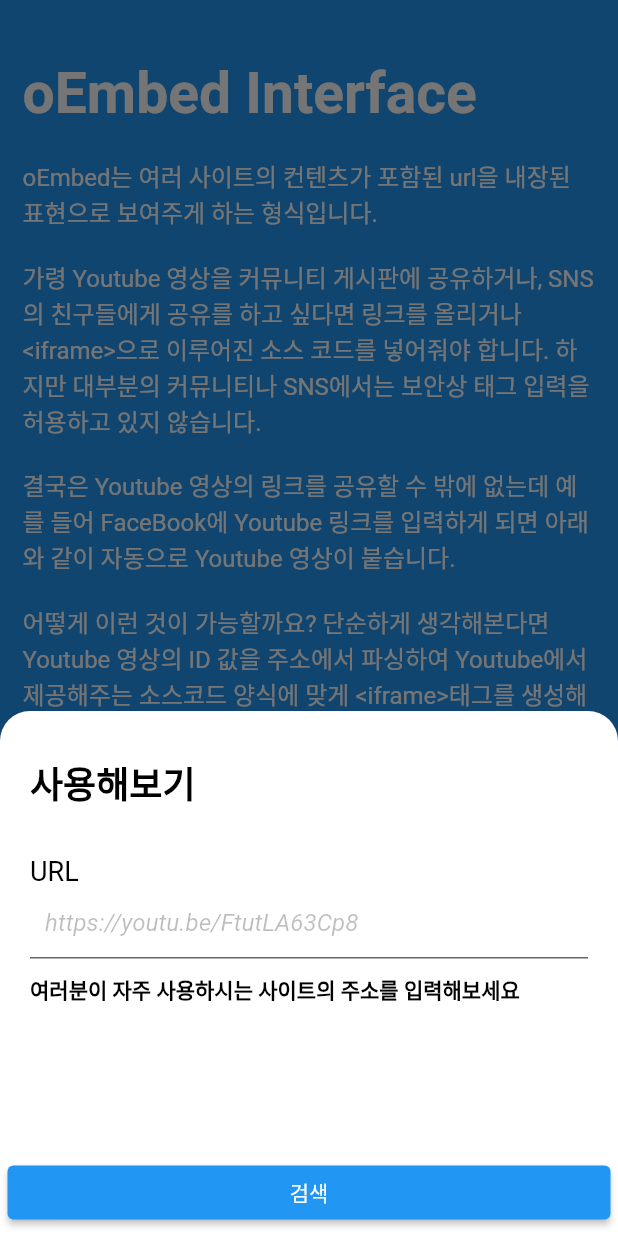
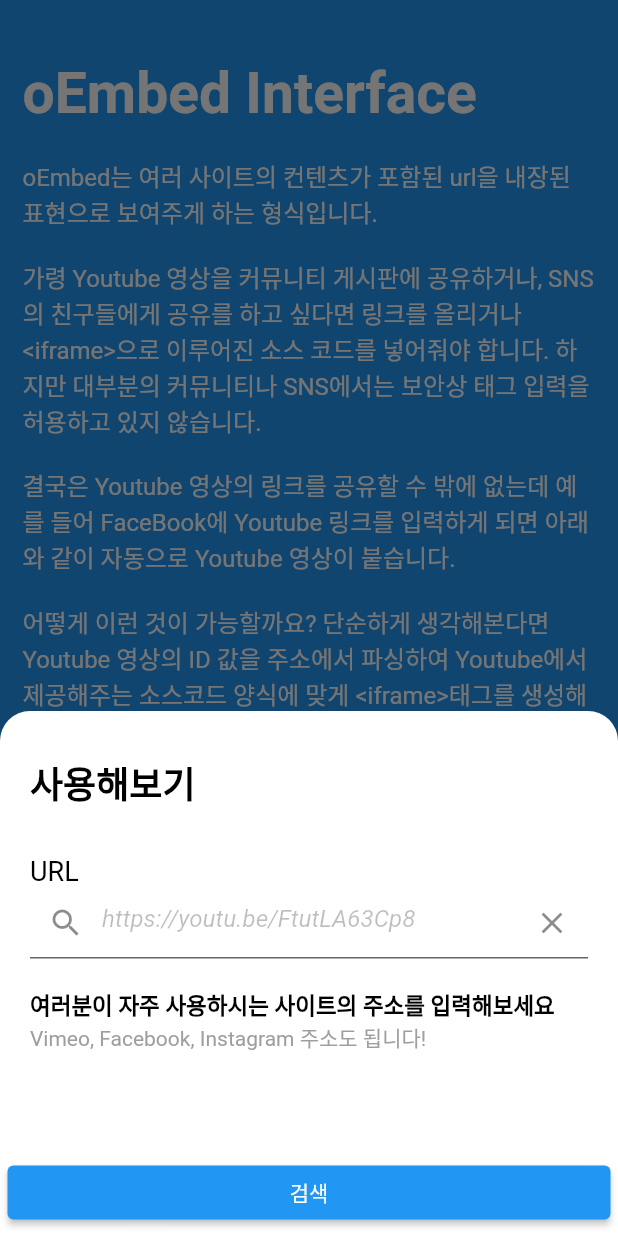
Before and after one commit to kimdw9983/oembed_flutter, a Flutter app: the screen it shows after launch, after a tap on "사용해보기", on a phone screen of 412 x 824 dp. Run offline on Flutter 3.47's test engine with Material 2 defaults, Android fonts, the phone set to English and light mode, and no system bars; our stand-ins replace get, webview_flutter.

Commit message:
앱깎는중

```diff
--- a/lib/home.dart
+++ b/lib/home.dart
@@ -21,6 +21,7 @@ oEmbed는 2008년 Slack의 공동 창업자인 Cal Henderson 이 제안한 Open
 consumer( 위에서 언급했던 Facebook 과 같은 SNS 혹은 커뮤니티) 는 아래와 같은 HTTP Request를 생성합니다.
 
 http://www.youtube.com/oembed?url=http%3A//youtube.com/watch%3Fv%3DM3r2XDceM6A&format=json
+
 그때 Provider( Youtube ) 는 oEmbed response를 돌려줍니다.''';
 
 const String sampleURL = "https://youtu.be/FtutLA63Cp8";
@@ -80,25 +81,39 @@ class _InputFormState extends State<InputForm> {
             ),
             TextFormField(
               controller: widget.url,
-              decoration: const InputDecoration(
+              decoration: InputDecoration(
                 filled: true,
                 fillColor: Colors.white,
-                contentPadding: EdgeInsets.all(10),
                 hintText: sampleURL,
-                hintStyle: TextStyle(
+                hintStyle: const TextStyle(
                   color: Colors.black26,
                   fontSize: 16.0,
                   fontStyle: FontStyle.italic,
                 ),
+                prefixIcon: const Padding(
+                  padding: EdgeInsets.only(top: 0), // add padding to adjust icon
+                  child: Icon(Icons.search),
+                ),
+                suffixIcon: IconButton(
+                  onPressed: widget.url.clear,
+                  icon: const Icon(Icons.clear),
+                ),
               ),
             ),
-            const Padding(padding: EdgeInsets.symmetric(vertical: 5.0)),
+            const Padding(padding: EdgeInsets.symmetric(vertical: 10.0)),
             const Text(
               '여러분이 자주 사용하시는 사이트의 주소를 입력해보세요',
               style: TextStyle(
-                fontSize: 14,
+                fontSize: 15,
                 color: Colors.black,
                 fontWeight: FontWeight.bold
+              ),
+            ),
+            const Text(
+              'Vimeo, Facebook, Instagram 주소도 됩니다!',
+              style: TextStyle(
+                fontSize: 14,
+                color: Colors.grey,
               ),
             ),
           ],
@@ -197,17 +212,20 @@ class MyHomePage extends StatelessWidget {
       ),
       bottomNavigationBar: Material(
         color: Colors.white,
+        borderRadius: const BorderRadius.only(
+            topLeft: Radius.circular(20.0),
+            topRight: Radius.circular(20.0)
+        ),
         child: InkWell(
           onTap: () {
             openBottomSheet();
           },
           child: const SizedBox(
             height: kToolbarHeight,
-            width: double.infinity,
             child: Center(
               child: Text(
                 '사용해보기',
-                style: TextStyle(fontWeight: FontWeight.bold, color: Colors.blue),
+                style: TextStyle(fontSize: 20, fontWeight: FontWeight.bold, color: Colors.blue),
               ),
             ),
           ),
```
